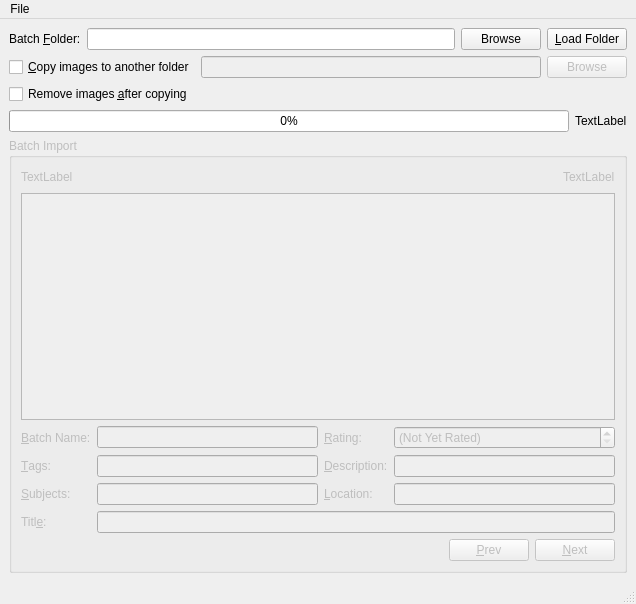
Old version of the form src/imgtool/importer/MainWindow.ui in the repository google-code-export/dviz.
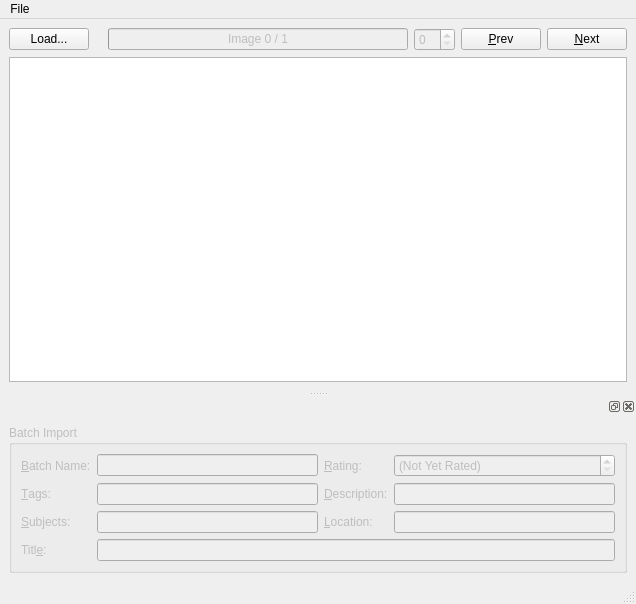
New version of the form.

Commit message: Polished UI of imgtool/importer - moved load/copy/cache options to LoadDialog.ui, fixed cache miss problem, added 'goto' spinbox, etc.

```diff
--- a/src/imgtool/importer/MainWindow.ui
+++ b/src/imgtool/importer/MainWindow.ui
@@ -14,91 +14,92 @@
    <string>MainWindow</string>
   </property>
   <widget class="QWidget" name="centralwidget">
-   <layout class="QVBoxLayout" name="verticalLayout_2">
+   <layout class="QVBoxLayout" name="verticalLayout_3">
     <item>
-     <layout class="QHBoxLayout" name="horizontalLayout">
-      <item>
-       <widget class="QLabel" name="label">
-        <property name="text">
-         <string>Batch &amp;Folder:</string>
-        </property>
-        <property name="buddy">
-         <cstring>importFolder</cstring>
-        </property>
-       </widget>
-      </item>
-      <item>
-       <widget class="QLineEdit" name="importFolder"/>
-      </item>
-      <item>
-       <widget class="QPushButton" name="browseBtn">
-        <property name="text">
-         <string>Browse</string>
-        </property>
-       </widget>
-      </item>
+     <layout class="QHBoxLayout" name="horizontalLayout_4">
       <item>
        <widget class="QPushButton" name="loadBtn">
         <property name="text">
-         <string>&amp;Load Folder</string>
+         <string>Load...</string>
         </property>
        </widget>
       </item>
-     </layout>
-    </item>
     <item>
-     <layout class="QHBoxLayout" name="horizontalLayout_2">
-      <item>
-       <widget class="QCheckBox" name="copyFiles">
+       <widget class="QLabel" name="filenameLabel">
         <property name="text">
-         <string>&amp;Copy images to another folder</string>
+         <string/>
         </property>
        </widget>
       </item>
-      <item>
-       <widget class="QLineEdit" name="copyToFolder">
-        <property name="enabled">
-         <bool>false</bool>
-        </property>
-       </widget>
-      </item>
-      <item>
-       <widget class="QPushButton" name="copyBrowseBtn">
-        <property name="enabled">
-         <bool>false</bool>
-        </property>
-        <property name="text">
-         <string>Browse</string>
-        </property>
-       </widget>
-      </item>
-     </layout>
-    </item>
-    <item>
-     <widget class="QCheckBox" name="removeFlag">
-      <property name="text">
-       <string>Remove images &amp;after copying</string>
-      </property>
-     </widget>
-    </item>
-    <item>
-     <layout class="QHBoxLayout" name="horizontalLayout_5">
       <item>
        <widget class="QProgressBar" name="progressBar">
+        <property name="enabled">
+         <bool>false</bool>
+        </property>
+        <property name="maximum">
+         <number>1</number>
+        </property>
         <property name="value">
          <number>0</number>
         </property>
+        <property name="format">
+         <string>Image %v / %m</string>
+        </property>
        </widget>
       </item>
       <item>
-       <widget class="QLabel" name="countLabel">
+       <widget class="QSpinBox" name="gotoBox">
+        <property name="enabled">
+         <bool>false</bool>
+        </property>
+       </widget>
+      </item>
+      <item>
+       <widget class="QPushButton" name="prevBtn">
         <property name="text">
-         <string>TextLabel</string>
+         <string>&amp;Prev</string>
         </property>
        </widget>
       </item>
+      <item>
+       <widget class="QPushButton" name="nextBtn">
+        <property name="text">
+         <string>&amp;Next</string>
+        </property>
+       </widget>
+      </item>
      </layout>
     </item>
+    <item>
+     <widget class="QGraphicsView" name="graphicsView"/>
+    </item>
+   </layout>
+  </widget>
+  <widget class="QMenuBar" name="menubar">
+   <property name="geometry">
+    <rect>
+     <x>0</x>
+     <y>0</y>
+     <width>636</width>
+     <height>25</height>
+    </rect>
+   </property>
+   <widget class="QMenu" name="menuFile">
+    <property name="title">
+     <string>File</string>
+    </property>
+    <addaction name="actionLoadFolder"/>
+    <addaction name="actionExit"/>
+   </widget>
+   <addaction name="menuFile"/>
+  </widget>
+  <widget class="QStatusBar" name="statusbar"/>
+  <widget class="QDockWidget" name="dockWidget">
+   <attribute name="dockWidgetArea">
+    <number>8</number>
+   </attribute>
+   <widget class="QWidget" name="dockWidgetContents">
+    <layout class="QVBoxLayout" name="verticalLayout_2">
     <item>
      <widget class="QGroupBox" name="groupBox">
       <property name="enabled">
@@ -108,40 +109,6 @@
        <string>Batch Import</string>
       </property>
       <layout class="QVBoxLayout" name="verticalLayout">
-       <item>
-        <layout class="QHBoxLayout" name="horizontalLayout_4">
-         <item>
-          <widget class="QLabel" name="filenameLabel">
-           <property name="text">
-            <string>TextLabel</string>
-           </property>
-          </widget>
-         </item>
-         <item>
-          <spacer name="horizontalSpacer_2">
-           <property name="orientation">
-            <enum>Qt::Horizontal</enum>
-           </property>
-           <property name="sizeHint" stdset="0">
-            <size>
-             <width>40</width>
-             <height>20</height>
-            </size>
-           </property>
-          </spacer>
-         </item>
-         <item>
-          <widget class="QLabel" name="uuidLabel">
-           <property name="text">
-            <string>TextLabel</string>
-           </property>
-          </widget>
-         </item>
-        </layout>
-       </item>
-       <item>
-        <widget class="QGraphicsView" name="graphicsView"/>
-       </item>
        <item>
         <layout class="QGridLayout" name="gridLayout">
          <item row="1" column="0">
@@ -247,60 +214,12 @@
          </item>
         </layout>
        </item>
-       <item>
-        <layout class="QHBoxLayout" name="horizontalLayout_3">
-         <item>
-          <spacer name="horizontalSpacer">
-           <property name="orientation">
-            <enum>Qt::Horizontal</enum>
-           </property>
-           <property name="sizeHint" stdset="0">
-            <size>
-             <width>40</width>
-             <height>20</height>
-            </size>
-           </property>
-          </spacer>
-         </item>
-         <item>
-          <widget class="QPushButton" name="prevBtn">
-           <property name="text">
-            <string>&amp;Prev</string>
-           </property>
-          </widget>
-         </item>
-         <item>
-          <widget class="QPushButton" name="nextBtn">
-           <property name="text">
-            <string>&amp;Next</string>
-           </property>
-          </widget>
-         </item>
-        </layout>
-       </item>
-      </layout>
+       </layout>
      </widget>
     </item>
    </layout>
   </widget>
-  <widget class="QMenuBar" name="menubar">
-   <property name="geometry">
-    <rect>
-     <x>0</x>
-     <y>0</y>
-     <width>636</width>
-     <height>25</height>
-    </rect>
-   </property>
-   <widget class="QMenu" name="menuFile">
-    <property name="title">
-     <string>File</string>
-    </property>
-    <addaction name="actionExit"/>
-   </widget>
-   <addaction name="menuFile"/>
-  </widget>
-  <widget class="QStatusBar" name="statusbar"/>
+  </widget>
   <action name="actionExit">
    <property name="text">
     <string>Exit</string>
```
Left out of the diff: 50 changed lines with no effect on the pictures. Lines whose indentation alone changed are shown as unchanged. The commit also changes 6 other files.
